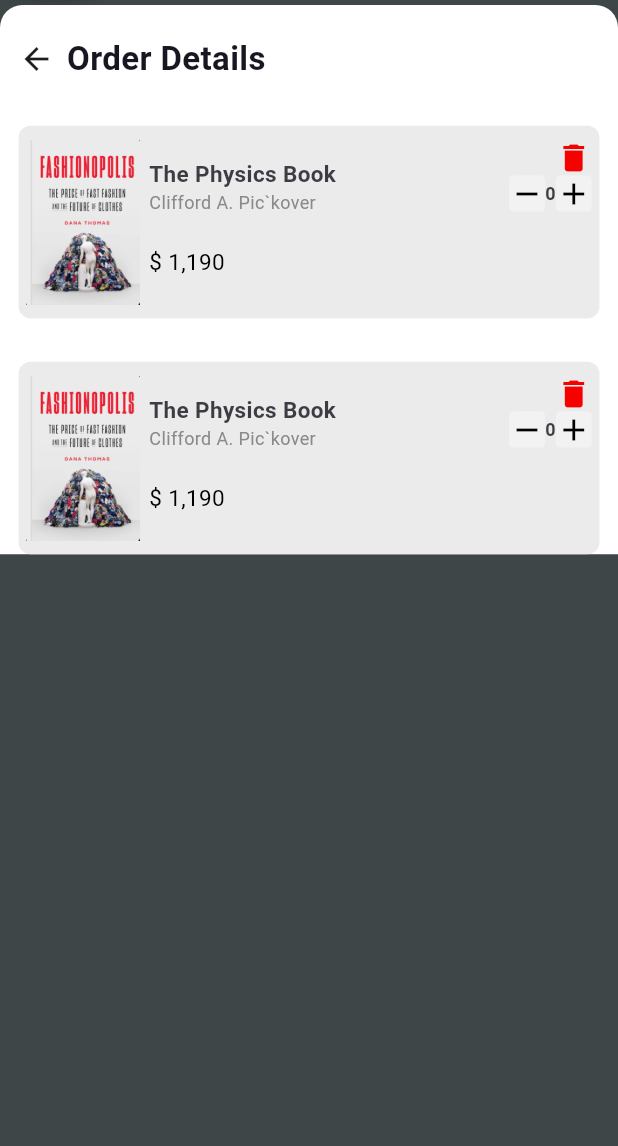
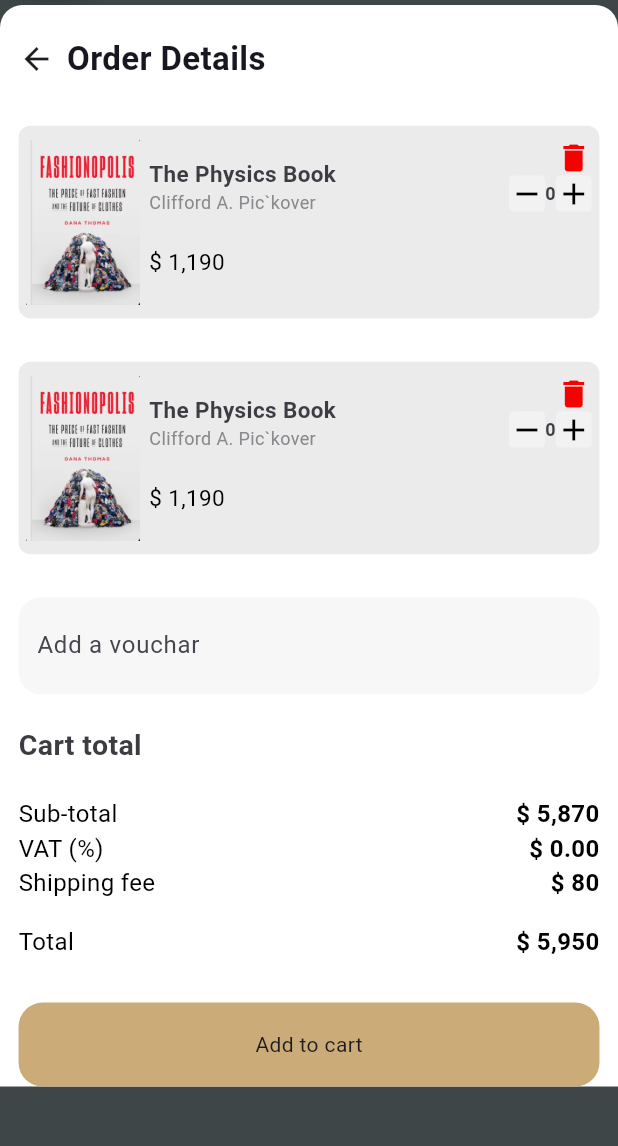
Before and after one commit to Aabis-Ahmed-Hassan/books_app_ui, a Flutter app: the screen it shows after launch, on a phone screen of 412 x 824 dp, the part 79-1225 px from its top. Run offline on Flutter 3.47's test engine with Material 3 defaults, Android fonts, the phone set to English and light mode, and no system bars.

Commit message:
All Done

```diff
--- a/lib/cart.dart
+++ b/lib/cart.dart
@@ -79,7 +79,7 @@ class _CartState extends State<Cart> {
             padding: EdgeInsets.symmetric(horizontal: width * 0.03),
             child: Column(
               mainAxisAlignment: MainAxisAlignment.start,
-                crossAxisAlignment: CrossAxisAlignment.center,
+              crossAxisAlignment: CrossAxisAlignment.start,
               children: [
                 SizedBox(
                   height: height * 0.025,
@@ -376,10 +376,150 @@ class _CartState extends State<Cart> {
                     ],
                   ),
                 ),
+
+                SizedBox(
+                  height: height * 0.035,
+                ),
+
+                Container(
+                  padding: EdgeInsets.symmetric(
+                      horizontal: width * 0.03, vertical: height * 0.01),
+                  decoration: BoxDecoration(
+                    borderRadius: BorderRadius.circular(15),
+                    color: Color(
+                      0xffF7F7F7,
+                    ),
+                  ),
+                  child: TextFormField(
+                    decoration: InputDecoration(
+                      hintText: 'Add a vouchar',
+                      border: InputBorder.none,
+                    ),
+                  ),
+                ),
+                SizedBox(
+                  height: height * 0.025,
+                ),
+                Text(
+                  'Cart total',
+                  style: TextStyle(
+                    fontSize: 19,
+                    fontWeight: FontWeight.w600,
+                    color: Color(
+                      0xff3C3C43,
+                    ),
+                  ),
+                ),
+                SizedBox(
+                  height: height * 0.025,
+                ),
+
+                Row(
+                  mainAxisAlignment: MainAxisAlignment.spaceBetween,
+                  children: [
+                    Text(
+                      'Sub-total',
+                      style: TextStyle(
+                        fontSize: 16,
+                        fontWeight: FontWeight.w400,
+                        color: Colors.black,
+                      ),
+                    ),
+                    Text(
+                      '\$ 5,870',
+                      style: TextStyle(
+                        fontSize: 16,
+                        fontWeight: FontWeight.w700,
+                        color: Colors.black,
+                      ),
+                    ),
+                  ],
+                ),
+                Row(
+                  mainAxisAlignment: MainAxisAlignment.spaceBetween,
+                  children: [
+                    Text(
+                      'VAT (%)',
+                      style: TextStyle(
+                        fontSize: 16,
+                        fontWeight: FontWeight.w400,
+                        color: Colors.black,
+                      ),
+                    ),
+                    Text(
+                      '\$ 0.00',
+                      style: TextStyle(
+                        fontSize: 16,
+                        fontWeight: FontWeight.w700,
+                        color: Colors.black,
+                      ),
+                    ),
+                  ],
+                ),
+                Row(
+                  mainAxisAlignment: MainAxisAlignment.spaceBetween,
+                  children: [
+                    Text(
+                      'Shipping fee',
+                      style: TextStyle(
+                        fontSize: 16,
+                        fontWeight: FontWeight.w400,
+                        color: Colors.black,
+                      ),
+                    ),
+                    Text(
+                      '\$ 80',
+                      style: TextStyle(
+                        fontSize: 16,
+                        fontWeight: FontWeight.w700,
+                        color: Colors.black,
+                      ),
+                    ),
+                  ],
+                ),
+                SizedBox(
+                  height: height * 0.02,
+                ),
+                Row(
+                  mainAxisAlignment: MainAxisAlignment.spaceBetween,
+                  children: [
+                    Text(
+                      'Total',
+                      style: TextStyle(
+                        fontSize: 16,
+                        fontWeight: FontWeight.w400,
+                        color: Colors.black,
+                      ),
+                    ),
+                    Text(
+                      '\$ 5,950',
+                      style: TextStyle(
+                        fontSize: 16,
+                        fontWeight: FontWeight.w700,
+                        color: Colors.black,
+                      ),
+                    ),
+                  ],
+                ),
+                SizedBox(
+                  height: height * 0.035,
+                ),
+
+                Container(
+                  height: 56,
+                  decoration: BoxDecoration(
+                    color: Color(0xffCBAC78),
+                    borderRadius: BorderRadius.circular(16),
+                  ),
+                  child: Center(
+                    child: Text('Add to cart'),
+                  ),
+                )
               ],
             ),
           ),
         ),
-        ));
+      ),
+    );
   }
 }
```
Lines whose indentation alone changed are shown as unchanged.
